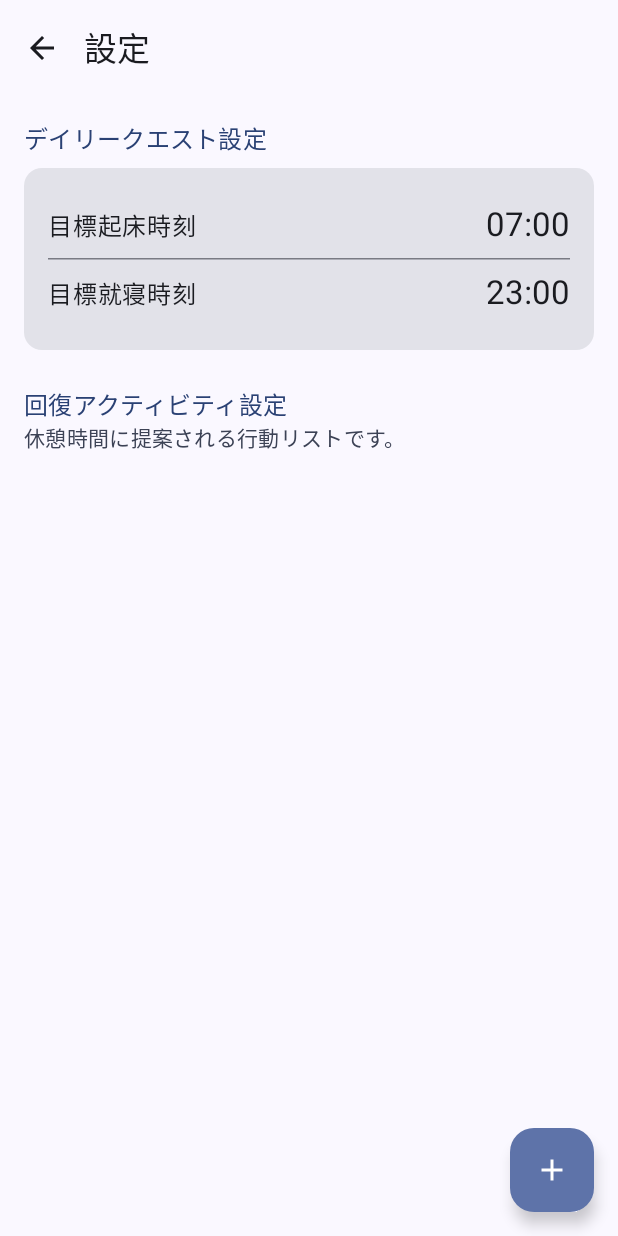
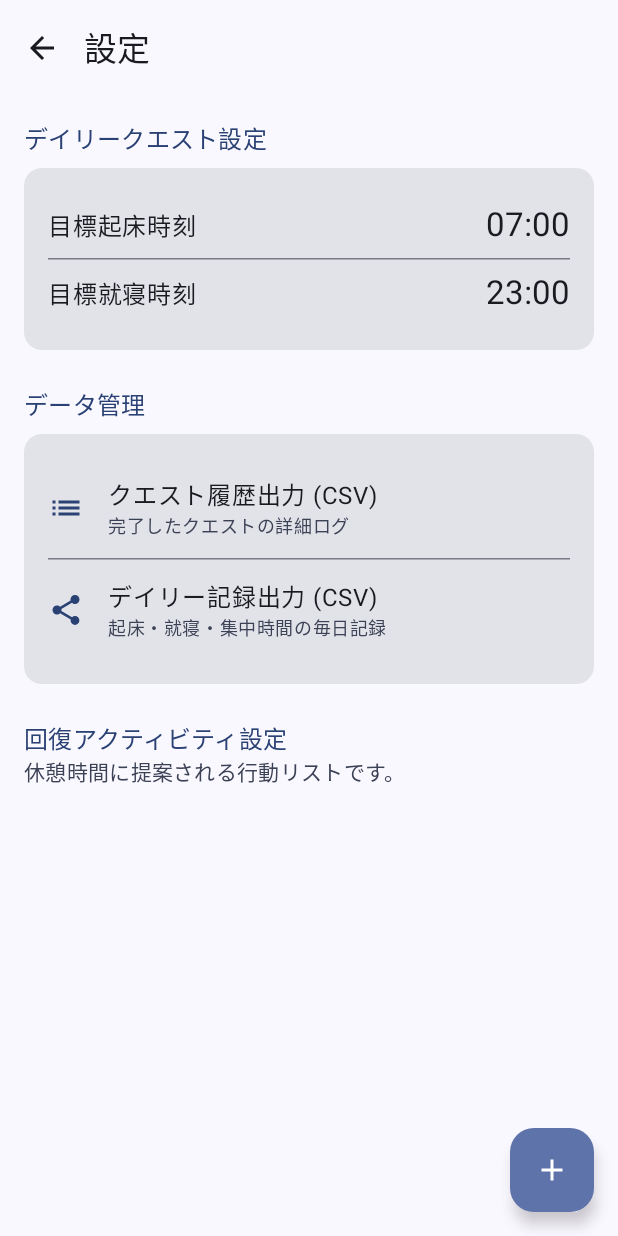
Before and after one commit to aglioolio555/LifeQuest, an Android app built with Jetpack Compose: the screen it shows after launch (MainActivity), after a tap on "設定", on a phone screen of 412 x 824 dp. Run offline under Robolectric (Android 15) with nearby library versions, the light colour scheme and no system bars; our stand-ins replace Room's generated code.

Commit message:
add export dailyquestprogress function button replace export button

```diff
--- a/app/src/main/java/com/example/lifequest/ui/screens/HomeScreen.kt
+++ b/app/src/main/java/com/example/lifequest/ui/screens/HomeScreen.kt
@@ -1,10 +1,9 @@
-package com.example.lifequest.ui.screens
+package com.example.lifequest.ui
 
 import androidx.compose.foundation.layout.*
 import androidx.compose.material.icons.Icons
 import androidx.compose.material.icons.filled.Check
-import androidx.compose.material.icons.filled.Settings // ★追加
-import androidx.compose.material.icons.filled.Share
+import androidx.compose.material.icons.filled.Settings
 import androidx.compose.material3.*
 import androidx.compose.runtime.Composable
 import androidx.compose.ui.Alignment
@@ -12,10 +11,10 @@ import androidx.compose.ui.Modifier
 import androidx.compose.ui.text.font.FontWeight
 import androidx.compose.ui.unit.dp
 import com.example.lifequest.model.QuestWithSubtasks
+import com.example.lifequest.data.local.entity.Quest
 import com.example.lifequest.data.local.entity.Subtask
 import com.example.lifequest.logic.TimerState
 import com.example.lifequest.data.local.entity.UserStatus
-import com.example.lifequest.data.local.entity.Quest
 import com.example.lifequest.ui.components.StatusCard
 import com.example.lifequest.ui.components.UrgentQuestCard
 
@@ -25,8 +24,7 @@ fun HomeScreen(
     urgentQuestData: QuestWithSubtasks?,
     timerState: TimerState,
     currentTime: Long,
-    onExportCsv: () -> Unit,
-    onOpenSettings: () -> Unit, // ★追加
+    onOpenSettings: () -> Unit,
     onEdit: (QuestWithSubtasks) -> Unit,
     onToggleTimer: (Quest) -> Unit,
     onComplete: (Quest) -> Unit,
@@ -36,7 +34,6 @@ fun HomeScreen(
         modifier = Modifier.fillMaxSize().padding(16.dp),
         horizontalAlignment = Alignment.CenterHorizontally
     ) {
-        // ★変更: ヘッダー部分に設定ボタンを配置
         Box(modifier = Modifier.fillMaxWidth()) {
             StatusCard(status)
             IconButton(
@@ -47,14 +44,9 @@ fun HomeScreen(
             }
         }
 
-        Box(modifier = Modifier.fillMaxWidth(), contentAlignment = Alignment.CenterEnd) {
-            TextButton(onClick = onExportCsv) {
-                Icon(Icons.Default.Share, contentDescription = null, modifier = Modifier.size(16.dp))
-                Text("CSV出力")
-            }
-        }
+
         Spacer(modifier = Modifier.height(16.dp))
-        Text("クエスト", style = MaterialTheme.typography.titleLarge, fontWeight = FontWeight.Bold, color = MaterialTheme.colorScheme.primary)
+        Text("⚠️ CURRENT OBJECTIVE ⚠️", style = MaterialTheme.typography.titleLarge, fontWeight = FontWeight.Bold, color = MaterialTheme.colorScheme.primary)
         Spacer(modifier = Modifier.height(16.dp))
 
         if (urgentQuestData != null) {
--- a/app/src/main/java/com/example/lifequest/ui/screens/SettingScreen.kt
+++ b/app/src/main/java/com/example/lifequest/ui/screens/SettingScreen.kt
@@ -8,6 +8,8 @@ import androidx.compose.material.icons.Icons
 import androidx.compose.material.icons.filled.Add
 import androidx.compose.material.icons.filled.ArrowBack
 import androidx.compose.material.icons.filled.Delete
+import androidx.compose.material.icons.filled.List // アイコン変更
+import androidx.compose.material.icons.filled.Share
 import androidx.compose.material3.*
 import androidx.compose.runtime.*
 import androidx.compose.ui.Alignment
@@ -25,11 +27,11 @@ fun SettingScreen(
     onAddActivity: (String, String) -> Unit,
     onDeleteActivity: (BreakActivity) -> Unit,
     onUpdateTargetTimes: (Int, Int, Int, Int) -> Unit,
+    onExportQuestLogs: () -> Unit,   // ★変更: クエストログ用
+    onExportDailyQuests: () -> Unit, // ★追加: デイリークエスト用
     onBack: () -> Unit
 ) {
     var showAddDialog by remember { mutableStateOf(false) }
-
-    // 時刻設定用ダイアログの表示管理
     var showWakeUpPicker by remember { mutableStateOf(false) }
     var showBedTimePicker by remember { mutableStateOf(false) }
 
@@ -52,13 +54,12 @@ fun SettingScreen(
     ) { innerPadding ->
         Column(modifier = Modifier.padding(innerPadding).padding(16.dp)) {
 
-            // --- デイリークエスト設定セクション ---
+            // --- デイリークエスト設定 ---
             Text("デイリークエスト設定", style = MaterialTheme.typography.titleMedium, color = MaterialTheme.colorScheme.primary)
             Spacer(modifier = Modifier.height(8.dp))
-
             Card(modifier = Modifier.fillMaxWidth()) {
                 Column(modifier = Modifier.padding(16.dp)) {
-                    // 起床時刻設定
+                    // ... (時刻設定部分は変更なし) ...
                     Row(
                         modifier = Modifier
                             .fillMaxWidth()
@@ -68,13 +69,9 @@ fun SettingScreen(
                         verticalAlignment = Alignment.CenterVertically
                     ) {
                         Text("目標起床時刻", style = MaterialTheme.typography.bodyLarge)
-                        Text(
-                            "%02d:%02d".format(userStatus.targetWakeUpHour, userStatus.targetWakeUpMinute),
-                            style = MaterialTheme.typography.titleLarge
-                        )
+                        Text("%02d:%02d".format(userStatus.targetWakeUpHour, userStatus.targetWakeUpMinute), style = MaterialTheme.typography.titleLarge)
                     }
                     HorizontalDivider()
-                    // 就寝時刻設定
                     Row(
                         modifier = Modifier
                             .fillMaxWidth()
@@ -84,28 +81,59 @@ fun SettingScreen(
                         verticalAlignment = Alignment.CenterVertically
                     ) {
                         Text("目標就寝時刻", style = MaterialTheme.typography.bodyLarge)
-                        Text(
-                            "%02d:%02d".format(userStatus.targetBedTimeHour, userStatus.targetBedTimeMinute),
-                            style = MaterialTheme.typography.titleLarge
-                        )
+                        Text("%02d:%02d".format(userStatus.targetBedTimeHour, userStatus.targetBedTimeMinute), style = MaterialTheme.typography.titleLarge)
                     }
                 }
             }
 
             Spacer(modifier = Modifier.height(24.dp))
 
-            // --- 回復アクティビティ設定セクション ---
-            Text(
-                "回復アクティビティ設定",
-                style = MaterialTheme.typography.titleMedium,
-                color = MaterialTheme.colorScheme.primary
-            )
-            Text(
-                "休憩時間に提案される行動リストです。",
-                style = MaterialTheme.typography.bodyMedium,
-                color = MaterialTheme.colorScheme.secondary,
-                modifier = Modifier.padding(bottom = 8.dp)
-            )
+            // --- データ管理セクション (★修正: 2つのボタンを配置) ---
+            Text("データ管理", style = MaterialTheme.typography.titleMedium, color = MaterialTheme.colorScheme.primary)
+            Spacer(modifier = Modifier.height(8.dp))
+            Card(modifier = Modifier.fillMaxWidth()) {
+                Column(modifier = Modifier.padding(16.dp)) {
+                    // クエストログ出力
+                    Row(
+                        modifier = Modifier
+                            .fillMaxWidth()
+                            .clickable { onExportQuestLogs() }
+                            .padding(vertical = 12.dp),
+                        verticalAlignment = Alignment.CenterVertically
+                    ) {
+                        Icon(Icons.Default.List, contentDescription = null, tint = MaterialTheme.colorScheme.primary)
+                        Spacer(modifier = Modifier.width(16.dp))
+                        Column {
+                            Text("クエスト履歴出力 (CSV)", style = MaterialTheme.typography.bodyLarge)
+                            Text("完了したクエストの詳細ログ", style = MaterialTheme.typography.bodySmall, color = MaterialTheme.colorScheme.secondary)
+                        }
+                    }
+
+                    HorizontalDivider()
+
+                    // デイリークエスト出力
+                    Row(
+                        modifier = Modifier
+                            .fillMaxWidth()
+                            .clickable { onExportDailyQuests() }
+                            .padding(vertical = 12.dp),
+                        verticalAlignment = Alignment.CenterVertically
+                    ) {
+                        Icon(Icons.Default.Share, contentDescription = null, tint = MaterialTheme.colorScheme.primary)
+                        Spacer(modifier = Modifier.width(16.dp))
+                        Column {
+                            Text("デイリー記録出力 (CSV)", style = MaterialTheme.typography.bodyLarge)
+                            Text("起床・就寝・集中時間の毎日記録", style = MaterialTheme.typography.bodySmall, color = MaterialTheme.colorScheme.secondary)
+                        }
+                    }
+                }
+            }
+
+            Spacer(modifier = Modifier.height(24.dp))
+
+            // --- 回復アクティビティ設定 ---
+            Text("回復アクティビティ設定", style = MaterialTheme.typography.titleMedium, color = MaterialTheme.colorScheme.primary)
+            Text("休憩時間に提案される行動リストです。", style = MaterialTheme.typography.bodyMedium, color = MaterialTheme.colorScheme.secondary, modifier = Modifier.padding(bottom = 8.dp))
 
             LazyColumn(
                 verticalArrangement = Arrangement.spacedBy(8.dp),
@@ -113,10 +141,7 @@ fun SettingScreen(
             ) {
                 items(activities) { activity ->
                     Card(modifier = Modifier.fillMaxWidth()) {
-                        Row(
-                            modifier = Modifier.padding(16.dp),
-                            verticalAlignment = Alignment.CenterVertically
-                        ) {
+                        Row(modifier = Modifier.padding(16.dp), verticalAlignment = Alignment.CenterVertically) {
                             Column(modifier = Modifier.weight(1f)) {
                                 Text(activity.title, style = MaterialTheme.typography.titleMedium)
                                 Text(activity.description, style = MaterialTheme.typography.bodySmall)
@@ -131,70 +156,32 @@ fun SettingScreen(
         }
     }
 
-    // 起床時刻選択ダイアログ
+    // ... (ダイアログ部分は変更なし) ...
     if (showWakeUpPicker) {
         GameTimePickerDialog(
             initialHour = userStatus.targetWakeUpHour,
             initialMinute = userStatus.targetWakeUpMinute,
             onDismissRequest = { showWakeUpPicker = false },
-            onConfirm = { h, m ->
-                onUpdateTargetTimes(h, m, userStatus.targetBedTimeHour, userStatus.targetBedTimeMinute)
-                showWakeUpPicker = false
-            }
+            onConfirm = { h, m -> onUpdateTargetTimes(h, m, userStatus.targetBedTimeHour, userStatus.targetBedTimeMinute); showWakeUpPicker = false }
         )
     }
-
-    // 就寝時刻選択ダイアログ
     if (showBedTimePicker) {
         GameTimePickerDialog(
             initialHour = userStatus.targetBedTimeHour,
             initialMinute = userStatus.targetBedTimeMinute,
             onDismissRequest = { showBedTimePicker = false },
-            onConfirm = { h, m ->
-                onUpdateTargetTimes(userStatus.targetWakeUpHour, userStatus.targetWakeUpMinute, h, m)
-                showBedTimePicker = false
-            }
+            onConfirm = { h, m -> onUpdateTargetTimes(userStatus.targetWakeUpHour, userStatus.targetWakeUpMinute, h, m); showBedTimePicker = false }
         )
     }
-
-    // 新規アクティビティ追加ダイアログ
     if (showAddDialog) {
         var title by remember { mutableStateOf("") }
         var description by remember { mutableStateOf("") }
-
         AlertDialog(
             onDismissRequest = { showAddDialog = false },
             title = { Text("新しいアクティビティ") },
-            text = {
-                Column {
-                    OutlinedTextField(
-                        value = title,
-                        onValueChange = { title = it },
-                        label = { Text("タイトル (例: 深呼吸)") },
-                        modifier = Modifier.fillMaxWidth()
-                    )
-                    Spacer(modifier = Modifier.height(8.dp))
-                    OutlinedTextField(
-                        value = description,
-                        onValueChange = { description = it },
-                        label = { Text("詳細 (例: 4秒吸って...)") },
-                        modifier = Modifier.fillMaxWidth()
-                    )
-                }
-            },
-            confirmButton = {
-                TextButton(
-                    onClick = {
-                        if (title.isNotBlank()) {
-                            onAddActivity(title, description)
-                            showAddDialog = false
-                        }
-                    }
-                ) { Text("追加") }
-            },
-            dismissButton = {
-                TextButton(onClick = { showAddDialog = false }) { Text("キャンセル") }
-            }
+            text = { Column { OutlinedTextField(value = title, onValueChange = { title = it }, label = { Text("タイトル") }); Spacer(modifier = Modifier.height(8.dp)); OutlinedTextField(value = description, onValueChange = { description = it }, label = { Text("詳細") }) } },
+            confirmButton = { TextButton(onClick = { if (title.isNotBlank()) { onAddActivity(title, description); showAddDialog = false } }) { Text("追加") } },
+            dismissButton = { TextButton(onClick = { showAddDialog = false }) { Text("キャンセル") } }
         )
     }
 }
--- a/app/src/main/java/com/example/lifequest/viewmodel/MainViewModel.kt
+++ b/app/src/main/java/com/example/lifequest/viewmodel/MainViewModel.kt
@@ -280,7 +280,7 @@ class MainViewModel(
     fun updateQuest(quest: Quest) = viewModelScope.launch { repository.updateQuest(quest) }
     fun deleteQuest(quest: Quest) = viewModelScope.launch { repository.deleteQuest(quest) }
     fun exportLogsToCsv(context: Context, uri: Uri) = viewModelScope.launch { repository.exportLogsToCsv(context, uri) }
-
+    fun exportDailyQuestsToCsv(context: Context, uri: Uri) = viewModelScope.launch { repository.exportDailyQuestsToCsv(context, uri) }
     private fun calculateFinalActualTime(quest: Quest): Long {
         var time = quest.accumulatedTime
         if (quest.lastStartTime != null) time += (System.currentTimeMillis() - quest.lastStartTime)
```
Also changed, not shown: app/src/main/java/com/example/lifequest/ui/MainScreen.kt (+17 -5 lines).
